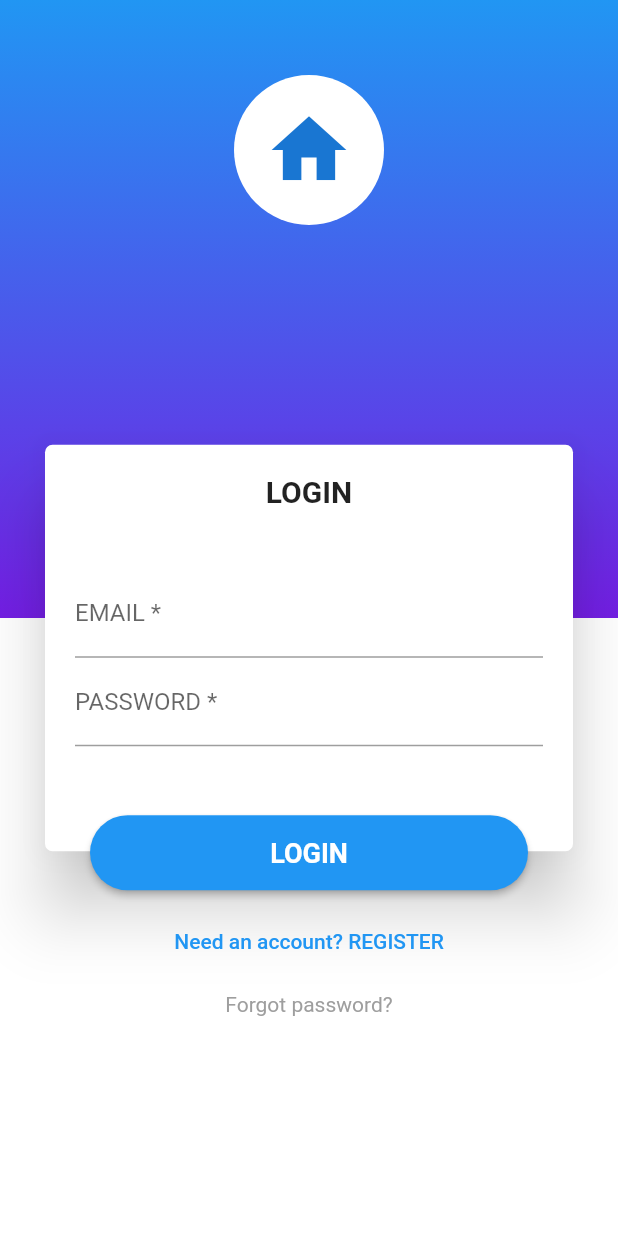
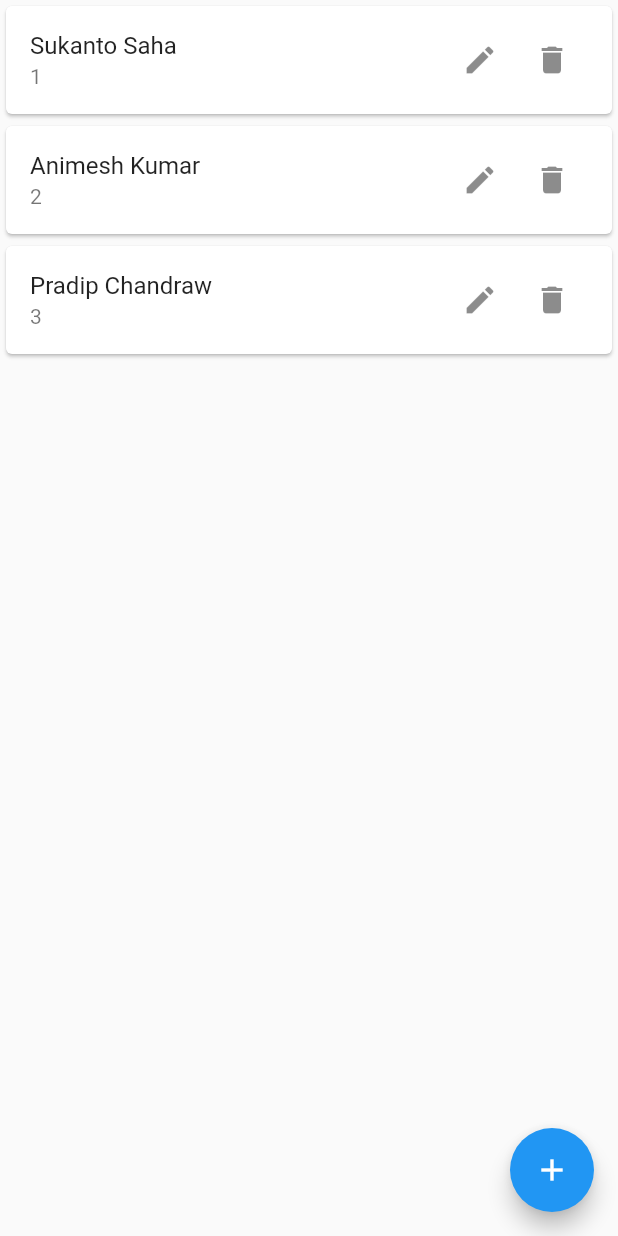
Before and after one commit to sukanto113/profile-app, a Flutter app: the screen it shows after launch, on a phone screen of 412 x 824 dp. Run offline on Flutter 3.47's test engine with Material 2 defaults, Android fonts, the phone set to English and light mode, and no system bars; our stand-ins replace email_validator, shared_preferences, sqflite; accounts and stored records are empty.

Commit message:
simple student crud ui

```diff
--- a/lib/main.dart
+++ b/lib/main.dart
@@ -1,5 +1,6 @@
 import 'package:flutter/material.dart';
 import 'package:profile_app/view/page/splash.dart';
+import 'package:profile_app/view/page/student_crud.dart';
 
 void main() {
   runApp(const MyApp());
@@ -15,7 +16,7 @@ class MyApp extends StatelessWidget {
       theme: ThemeData(
         primarySwatch: Colors.blue,
       ),
-      home: const SplashPage(),
+      home: const StudentCRUD(),
     );
   }
 }
--- /dev/null
+++ b/lib/view/page/student_crud.dart
@@ -0,0 +1,76 @@
+import 'package:flutter/material.dart';
+import 'package:profile_app/model/student.dart';
+import 'package:profile_app/util/dialog.dart';
+
+class StudentCRUD extends StatefulWidget {
+  const StudentCRUD({super.key});
+
+  @override
+  State<StudentCRUD> createState() => _StudentCRUDState();
+}
+
+class _StudentCRUDState extends State<StudentCRUD> {
+  final students = [
+    Student(id: 1, name: "Sukanto Saha", roll: '1'),
+    Student(id: 2, name: "Animesh Kumar", roll: '2'),
+    Student(id: 3, name: "Pradip Chandraw", roll: '3'),
+  ];
+
+  @override
+  void initState() {
+    super.initState();
+  }
+
+  @override
+  Widget build(BuildContext context) {
+    return Scaffold(body: Center(
+      child: ListView.builder(
+        itemCount: students.length,
+        itemBuilder: (context, index) {
+          return Card(
+            child: ListTile(
+              title: Text(students[index].name),
+              trailing: Row(
+                mainAxisSize: MainAxisSize.min,
+                children: [
+                  IconButton(
+                    onPressed: () async {
+                      await DialogUtil.showStudentEditDialog(context, students[index]);
+                      setState(() {
+                      });
+                    },
+                    icon: const Icon(Icons.edit)
+                  ),
+                  IconButton(
+                    onPressed: (){
+                      students.remove(students[index]);
+                      setState(() {
+
+                      });
+                    },
+                    icon: const Icon(Icons.delete)
+                  ),
+                ],
+              ),
+              subtitle: Text(students[index].roll),
+              onTap: (){
+                DialogUtil.showStudentDialog(context, students[index]);
+              },
+            ),
+          );
+        },
+      )),
+      floatingActionButton: FloatingActionButton(
+        onPressed: () async {
+          var newStudent = Student(id: 1, name: "", roll: "");
+          students.add(newStudent);
+          await DialogUtil.showStudentEditDialog(context, newStudent);
+          setState(() {
+
+          });
+        },
+        child: const Icon(Icons.add),
+      ),
+    );
+  }
+}
```
Also changed, not shown: lib/util/dialog.dart (+24 -0 lines), lib/view/widget/edit_student.dart (added, +92 -0 lines).
